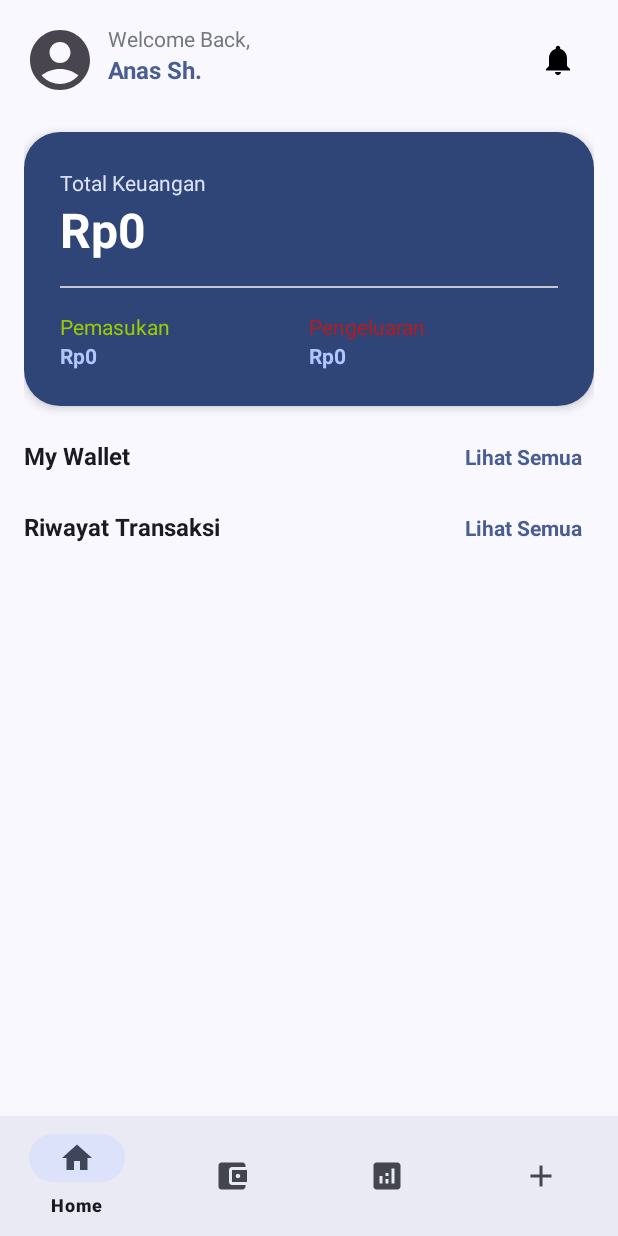
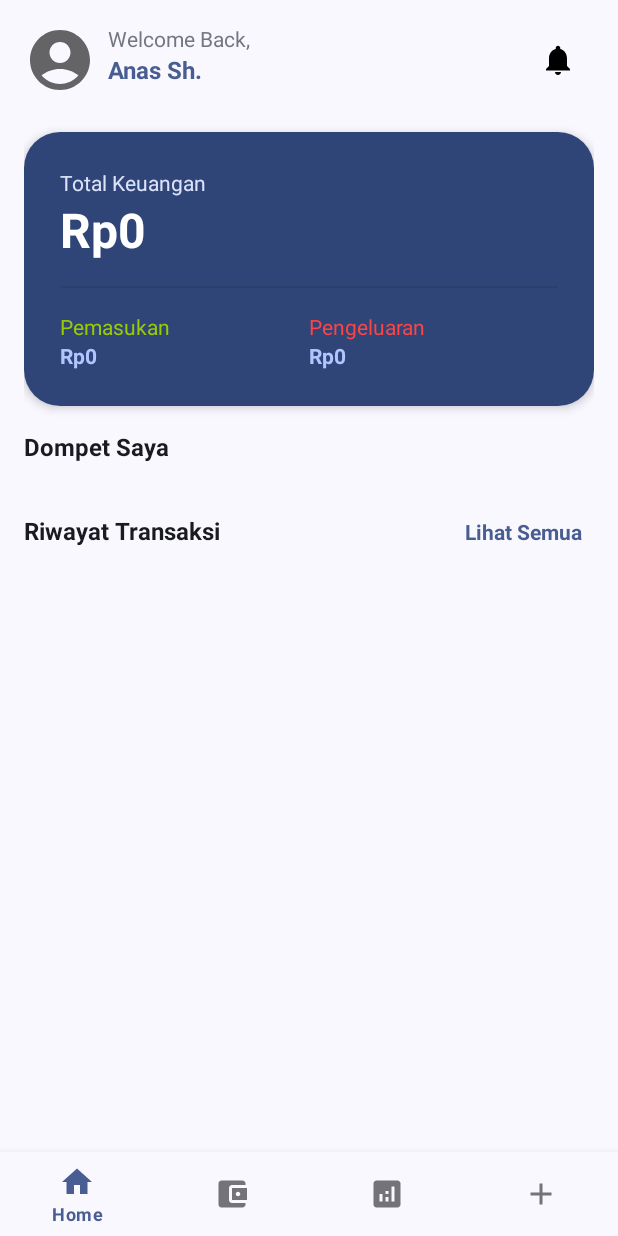
Before and after one commit to anas-shn/Arto-mobile, an Android app: the screen it shows after launch (MainActivity), on a phone screen of 412 x 824 dp. Run offline under Robolectric (Android 15) with nearby library versions, the light colour scheme and no system bars; our stand-ins replace navigation-ui.

Commit message:
refactor: improve navigation and UI consistency
Improved the bottom navigation logic in `MainActivity` to properly manage the back stack, ensuring a smoother user experience when switching between fragments. Also, enabled an edge-to-edge display for a more modern UI.

Refactor:
- Modified `BudgetRepository` to handle empty API responses gracefully after updates by re-fetching the budget data.
- Standardized fragment layouts (`fragment_budget.xml`, `fragment_transaction.xml`, `fragment_summary.xml`, `fragment_home.xml`) to use `fitsSystemWindows="true"` for better edge-to-edge support.
- Updated the theme from `Theme.Material3` to `Theme.MaterialComponents` to resolve compatibility issues.
- Cleaned up unused dimension resources.
- Corrected an invalid API endpoint URL in `ApiService`.
- In `HomeFragment`, the "See All" button for transactions now navigates to the Summary screen.
- Renamed `imgCategory` to `iv_type_transcation` in `transaction_layout.xml` for clarity.

Chore:
- Added new icons for income (`ic_income_24.xml`) and outcome (`ic_outcome_24.xml`) transactions.
- Added the `androidx.annotation` dependency.

```diff
--- a/app/build.gradle.kts
+++ b/app/build.gradle.kts
@@ -70,6 +70,7 @@ dependencies {
     implementation("com.squareup.retrofit2:retrofit:3.0.0")
     implementation("com.squareup.retrofit2:converter-gson:3.0.0")
     implementation("com.squareup.okhttp3:logging-interceptor:4.11.0")
+    implementation(libs.androidx.annotation)
 //    implementation(libs.androidx.room.ktx)
 
     // Testing
--- a/app/src/main/AndroidManifest.xml
+++ b/app/src/main/AndroidManifest.xml
@@ -1,6 +1,6 @@
 <?xml version="1.0" encoding="utf-8"?>
 <manifest xmlns:android="http://schemas.android.com/apk/res/android"
-    xmlns:tools="http://schemas.android.com/tools" >
+    xmlns:tools="http://schemas.android.com/tools">
 
     <uses-permission android:name="android.permission.INTERNET" />
     <uses-permission android:name="android.permission.ACCESS_NETWORK_STATE" />
@@ -13,11 +13,11 @@
         android:label="@string/app_name"
         android:roundIcon="@mipmap/ic_launcher_round"
         android:supportsRtl="true"
-        android:theme="@style/Arto" >
+        android:theme="@style/Arto">
         <activity
             android:name=".MainActivity"
             android:exported="true"
-            android:label="@string/app_name" >
+            android:label="@string/app_name">
             <intent-filter>
                 <action android:name="android.intent.action.MAIN" />
 
--- a/app/src/main/java/com/example/arto/data/network/ApiService.kt
+++ b/app/src/main/java/com/example/arto/data/network/ApiService.kt
@@ -41,7 +41,7 @@ interface ApiService {
     @PUT("203c3219-5089-405b-8704-3718f7158220/budgets/{id}")
     suspend fun updateBudget(@Path("id") id: Int, @Body budget: BudgetItem): Response<BudgetItem>
 
-    @PUT("2http://localhost:5678/webhook/899eae30-6f34-4b43-a671-4215dc97fecc/{id}/amount")
+    @PUT("899eae30-6f34-4b43-a671-4215dc97fecc/budgets/{id}/amount")
     suspend fun updateBudgetAmount(
         @Path("id") id: Int,
         @Body amount: Map<String, Int>
--- a/app/src/main/java/com/example/arto/ui/home/fragment/HomeFragment.kt
+++ b/app/src/main/java/com/example/arto/ui/home/fragment/HomeFragment.kt
@@ -9,6 +9,7 @@ import android.widget.Toast
 import androidx.appcompat.app.AlertDialog
 import androidx.fragment.app.Fragment
 import androidx.lifecycle.ViewModelProvider
+import androidx.navigation.fragment.findNavController
 import androidx.recyclerview.widget.LinearLayoutManager
 import com.example.arto.R
 import com.example.arto.data.model.WalletItem
@@ -268,14 +269,18 @@ class HomeFragment : Fragment() {
 
     private fun setupClickListeners() {
         // See all wallets - Navigate to wallet list
-        binding.seeAllWallets.setOnClickListener {
-            Toast.makeText(context, "Navigate to Wallet List", Toast.LENGTH_SHORT).show()
-        }
 
         // See all transactions - Navigate to transaction list
         binding.seeAllTransactions.setOnClickListener {
-            Toast.makeText(context, "Navigate to Transaction List", Toast.LENGTH_SHORT).show()
-        }
+            // Navigate to summary with proper pop behavior
+            findNavController().navigate(
+                R.id.navigation_summary,
+                null,
+                androidx.navigation.NavOptions.Builder()
+                    .setLaunchSingleTop(true)
+                    .build()
+            )
+       }
 
 
         // Notification button
@@ -291,7 +296,7 @@ class HomeFragment : Fragment() {
         // Disable interactions
 //        binding.addTrx.isEnabled = false
         binding.notificationBtn.isEnabled = false
-        binding.seeAllWallets.isEnabled = false
+//        binding.seeAllWallets.isEnabled = false
         binding.seeAllTransactions.isEnabled = false
     }
 
@@ -302,7 +307,7 @@ class HomeFragment : Fragment() {
         // Enable interactions
 //        binding.addTrx.isEnabled = true
         binding.notificationBtn.isEnabled = true
-        binding.seeAllWallets.isEnabled = true
+//        binding.seeAllWallets.isEnabled = true
         binding.seeAllTransactions.isEnabled = true
     }
 
--- a/app/src/main/java/com/example/arto/ui/summary/fragment/SummaryFragment.kt
+++ b/app/src/main/java/com/example/arto/ui/summary/fragment/SummaryFragment.kt
@@ -7,8 +7,10 @@ import android.view.View
 import android.view.ViewGroup
 import android.widget.ArrayAdapter
 import android.widget.Toast
+import androidx.activity.addCallback
 import androidx.fragment.app.Fragment
 import androidx.lifecycle.ViewModelProvider
+import androidx.navigation.findNavController
 import androidx.recyclerview.widget.LinearLayoutManager
 import com.example.arto.databinding.FragmentSummaryBinding
 import com.example.arto.ui.common.utils.FormatCurenrency
--- /dev/null
+++ b/app/src/main/res/drawable/ic_income_24.xml
@@ -0,0 +1,11 @@
+<vector xmlns:android="http://schemas.android.com/apk/res/android"
+    android:width="24dp"
+    android:height="24dp"
+    android:viewportWidth="960"
+    android:viewportHeight="960"
+    android:tint="?attr/colorControlNormal"
+    android:autoMirrored="true">
+  <path
+      android:fillColor="@android:color/white"
+      android:pathData="M216,800L160,744L624,280L360,280L360,200L760,200L760,600L680,600L680,336L216,800Z"/>
+</vector>
--- /dev/null
+++ b/app/src/main/res/drawable/ic_outcome_24.xml
@@ -0,0 +1,11 @@
+<vector xmlns:android="http://schemas.android.com/apk/res/android"
+    android:width="24dp"
+    android:height="24dp"
+    android:viewportWidth="960"
+    android:viewportHeight="960"
+    android:tint="?attr/colorControlNormal"
+    android:autoMirrored="true">
+  <path
+      android:fillColor="@android:color/white"
+      android:pathData="M200,760L200,360L280,360L280,624L744,160L800,216L336,680L600,680L600,760L200,760Z"/>
+</vector>
--- a/app/src/main/res/layout/fragment_home.xml
+++ b/app/src/main/res/layout/fragment_home.xml
@@ -5,12 +5,16 @@
     android:id="@+id/home_parent"
     android:layout_width="match_parent"
     android:layout_height="match_parent"
+    android:fitsSystemWindows="true"
     tools:context=".ui.home.fragment.HomeFragment">
 
     <ScrollView
         android:layout_width="match_parent"
-        android:layout_height="wrap_content"
-        app:layout_constraintTop_toTopOf="parent">
+        android:layout_height="0dp"
+        android:fillViewport="true"
+        android:clipToPadding="false"
+        app:layout_constraintTop_toTopOf="parent"
+        app:layout_constraintBottom_toBottomOf="parent">
 
         <androidx.constraintlayout.widget.ConstraintLayout
             android:layout_width="match_parent"
@@ -141,10 +145,11 @@
                             android:layout_width="0dp"
                             android:layout_height="wrap_content"
                             android:text="Pengeluaran"
-                            android:textColor="@color/md_theme_error"
+                            android:textColor="@android:color/holo_red_light"
                             android:textSize="14sp"
                             app:layout_constraintEnd_toEndOf="parent"
-                            app:layout_constraintWidth_percent="0.5" />
+                            app:layout_constraintWidth_percent="0.5"
+                            tools:ignore="MissingConstraints" />
 
                         <TextView
                             android:id="@+id/outcome_value"
@@ -176,24 +181,25 @@
                     android:layout_height="wrap_content"
                     android:layout_weight="1"
                     android:gravity="start"
-                    android:text="My Wallet"
+                    android:text="Dompet Saya"
                     android:textColor="@color/md_theme_onSurface"
                     android:textSize="16sp"
-                    android:textStyle="bold" />
+                    android:textStyle="bold"
+                    android:layout_marginBottom="16dp"/>
 
-                <TextView
-                    android:id="@+id/see_all_wallets"
-                    android:layout_width="wrap_content"
-                    android:layout_height="wrap_content"
-                    android:background="?android:attr/selectableItemBackgroundBorderless"
-                    android:clickable="true"
-                    android:focusable="true"
-                    android:gravity="end"
-                    android:padding="8dp"
-                    android:text="Lihat Semua"
-                    android:textColor="@color/md_theme_primary"
-                    android:textSize="14sp"
-                    android:textStyle="bold" />
+<!--                <TextView-->
+<!--                    android:id="@+id/see_all_wallets"-->
+<!--                    android:layout_width="wrap_content"-->
+<!--                    android:layout_height="wrap_content"-->
+<!--                    android:background="?android:attr/selectableItemBackgroundBorderless"-->
+<!--                    android:clickable="true"-->
+<!--                    android:focusable="true"-->
+<!--                    android:gravity="end"-->
+<!--                    android:padding="8dp"-->
+<!--                    android:text="Lihat Semua"-->
+<!--                    android:textColor="@color/md_theme_primary"-->
+<!--                    android:textSize="14sp"-->
+<!--                    android:textStyle="bold" />-->
 
             </LinearLayout>
 
--- a/app/src/main/res/layout/fragment_summary.xml
+++ b/app/src/main/res/layout/fragment_summary.xml
@@ -4,7 +4,8 @@
     xmlns:tools="http://schemas.android.com/tools"
     android:layout_width="match_parent"
     android:layout_height="match_parent"
-    android:padding="16dp"
+    android:fitsSystemWindows="true"
+    android:layout_marginHorizontal="16dp"
     tools:context=".ui.summary.fragment.SummaryFragment">
 
     <!-- Header Section -->
@@ -142,7 +143,6 @@
         android:layout_height="0dp"
         android:layout_marginTop="16dp"
         android:clipToPadding="false"
-        android:paddingBottom="16dp"
         app:layout_constraintBottom_toBottomOf="parent"
         app:layout_constraintTop_toBottomOf="@id/summary_cards"
         tools:listitem="@layout/transaction_group_layout" />
--- a/app/src/main/res/layout/fragment_transaction.xml
+++ b/app/src/main/res/layout/fragment_transaction.xml
@@ -4,7 +4,7 @@
     xmlns:tools="http://schemas.android.com/tools"
     android:layout_width="match_parent"
     android:layout_height="match_parent"
-    android:layout_marginBottom="@dimen/bottom_nav_offset"
+    android:fitsSystemWindows="true"
     tools:context=".ui.transaction.fragment.TransactionFragment">
 
     <!-- App Bar -->
--- a/app/src/main/res/layout/transaction_layout.xml
+++ b/app/src/main/res/layout/transaction_layout.xml
@@ -15,7 +15,7 @@
         android:background="@color/md_theme_onPrimaryContainer">
 
         <ImageView
-            android:id="@+id/imgCategory"
+            android:id="@+id/iv_type_transcation"
             android:layout_width="42dp"
             android:layout_height="42dp"
             android:contentDescription="Coba dulu"
@@ -34,7 +34,7 @@
             android:orientation="vertical"
             app:layout_constraintBottom_toBottomOf="parent"
             app:layout_constraintEnd_toStartOf="@+id/tv_transaction_amount"
-            app:layout_constraintStart_toEndOf="@+id/imgCategory"
+            app:layout_constraintStart_toEndOf="@+id/iv_type_transcation"
             app:layout_constraintTop_toTopOf="parent">
 
             <TextView
--- a/app/src/main/res/navigation/mobile_navigation.xml
+++ b/app/src/main/res/navigation/mobile_navigation.xml
@@ -10,7 +10,12 @@
         android:id="@+id/navigation_home"
         android:name="com.example.arto.ui.home.fragment.HomeFragment"
         android:label="@string/title_home"
-        tools:layout="@layout/fragment_home" />
+        tools:layout="@layout/fragment_home" >
+        <action
+            android:id="@+id/action_navigation_home_to_navigation_summary"
+            app:destination="@id/navigation_summary" />
+
+    </fragment>
 
     <fragment
         android:id="@+id/navigation_budget"
--- a/app/src/main/res/values-night/themes.xml
+++ b/app/src/main/res/values-night/themes.xml
@@ -1,5 +1,5 @@
 <resources>
-    <style name="Arto" parent="Theme.Material3.Dark.NoActionBar">
+    <style name="Theme.MyArto" parent="Theme.MaterialComponents.DayNight.NoActionBar">
         <item name="colorPrimary">@color/md_theme_primary</item>
         <item name="colorOnPrimary">@color/md_theme_onPrimary</item>
         <item name="colorPrimaryContainer">@color/md_theme_primaryContainer</item>
--- a/app/src/main/res/values/dimens.xml
+++ b/app/src/main/res/values/dimens.xml
@@ -1,8 +1,6 @@
 <resources>
     <!-- Default screen margins, per the Android Design guidelines. -->
-    <dimen name="activity_horizontal_margin">16dp</dimen>
+     <dimen name="activity_horizontal_margin">16dp</dimen>
     <dimen name="activity_vertical_margin">16dp</dimen>
-    <dimen name="spacing_small">8dp</dimen>
-    <dimen name="spacing_medium">16dp</dimen>
-    <dimen name="bottom_nav_offset">96dp</dimen>
+
 </resources>
--- a/app/src/main/res/values/themes.xml
+++ b/app/src/main/res/values/themes.xml
@@ -1,5 +1,5 @@
 <resources>
-    <style name="Arto" parent="Theme.Material3.Light.NoActionBar">
+    <style name="Arto" parent="Theme.MaterialComponents.DayNight.NoActionBar">
         <item name="colorPrimary">@color/md_theme_primary</item>
         <item name="colorOnPrimary">@color/md_theme_onPrimary</item>
         <item name="colorPrimaryContainer">@color/md_theme_primaryContainer</item>
--- a/gradle/libs.versions.toml
+++ b/gradle/libs.versions.toml
@@ -19,6 +19,7 @@ cardview = "1.0.0"
 fragment = "1.8.9"
 recyclerview = "1.4.0"
 roomKtx = "2.8.1"
+annotation = "1.9.1"
 #kotlinxSerializationJson = "2.2.20"
 
 [libraries]
@@ -40,6 +41,7 @@ androidx-cardview = { group = "androidx.cardview", name = "cardview", version.re
 androidx-fragment = { group = "androidx.fragment", name = "fragment", version.ref = "fragment" }
 androidx-recyclerview = { group = "androidx.recyclerview", name = "recyclerview", version.ref = "recyclerview" }
 androidx-room-ktx = { group = "androidx.room", name = "room-ktx", version.ref = "roomKtx" }
+androidx-annotation = { group = "androidx.annotation", name = "annotation", version.ref = "annotation" }
 
 [plugins]
 android-application = { id = "com.android.application", version.ref = "agp" }
```
Also changed, not shown: app/src/main/java/com/example/arto/MainActivity.kt (+35 -0 lines), app/src/main/java/com/example/arto/data/repository/BudgetRepository.kt (+20 -2 lines), app/src/main/java/com/example/arto/ui/home/adapter/TransactionAdapter.kt (+23 -2 lines), app/src/main/res/layout/fragment_budget.xml (+7 -4 lines).
